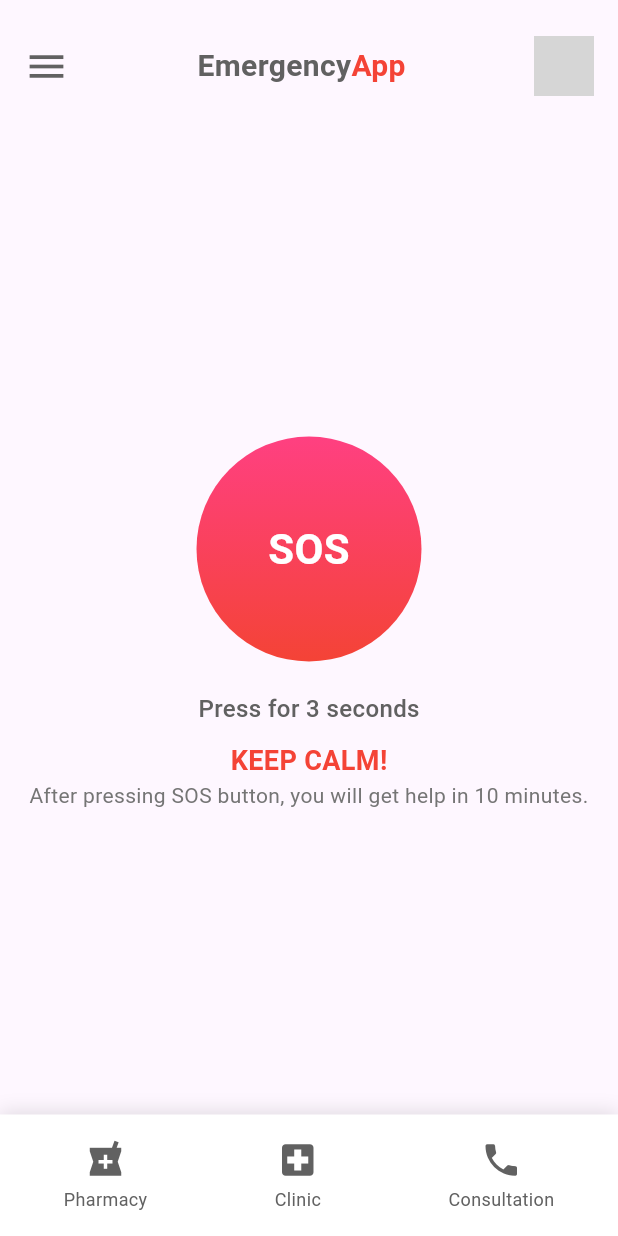
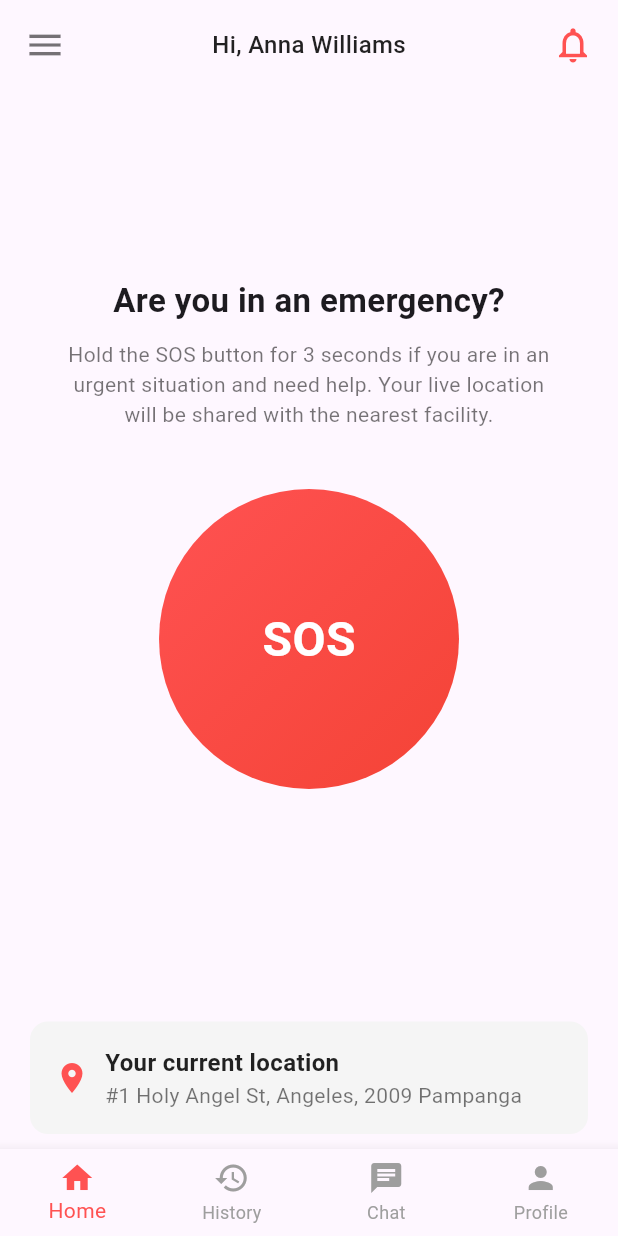
Before and after one commit to hrtechplus/Flutter-Learn, a Flutter app: the screen it shows after launch, on a phone screen of 412 x 824 dp. Run offline on Flutter 3.47's test engine with Material 3 defaults, Android fonts, the phone set to English and light mode, and no system bars; our stand-ins replace shared_preferences; grey boxes are pictures that could not be loaded.

Commit message:
Refactor main.dart, add email/password form widget, and update dependencies

```diff
--- a/SLIIT/uee/uee_eme/lib/main.dart
+++ b/SLIIT/uee/uee_eme/lib/main.dart
@@ -8,73 +8,138 @@
   @override
   Widget build(BuildContext context) {
     return MaterialApp(
-      home: EmergencyHomeScreen(),
+      home: MainApp(),
       debugShowCheckedModeBanner: false,
     );
   }
 }
 
-class EmergencyHomeScreen extends StatelessWidget {
+class MainApp extends StatefulWidget {
+  @override
+  _MainAppState createState() => _MainAppState();
+}
+
+class _MainAppState extends State<MainApp> {
+  int _selectedIndex = 0;
+  final List<Widget> _screens = [
+    SosScreen(), // Home Screen (SOS Screen)
+    HistoryScreen(),
+    ChatScreen(),
+    ProfileScreen(),
+  ];
+
+  void _onItemTapped(int index) {
+    setState(() {
+      _selectedIndex = index;
+    });
+  }
+
+  @override
+  Widget build(BuildContext context) {
+    return Scaffold(
+      body: _screens[_selectedIndex],
+      bottomNavigationBar: BottomNavigationBar(
+        type: BottomNavigationBarType.fixed,
+        items: const <BottomNavigationBarItem>[
+          BottomNavigationBarItem(
+            icon: Icon(Icons.home),
+            label: 'Home',
+          ),
+          BottomNavigationBarItem(
+            icon: Icon(Icons.history),
+            label: 'History',
+          ),
+          BottomNavigationBarItem(
+            icon: Icon(Icons.chat),
+            label: 'Chat',
+          ),
+          BottomNavigationBarItem(
+            icon: Icon(Icons.person),
+            label: 'Profile',
+          ),
+        ],
+        currentIndex: _selectedIndex,
+        selectedItemColor: Colors.redAccent,
+        unselectedItemColor: Colors.grey,
+        onTap: _onItemTapped,
+      ),
+    );
+  }
+}
+
+// SOS Screen (Home Screen)
+class SosScreen extends StatelessWidget {
   @override
   Widget build(BuildContext context) {
     return Scaffold(
       body: SafeArea(
         child: Column(
+          crossAxisAlignment: CrossAxisAlignment.center,
           children: [
             // Custom App Bar
             Padding(
               padding:
-                  const EdgeInsets.symmetric(horizontal: 16.0, vertical: 24.0),
+                  const EdgeInsets.symmetric(horizontal: 16.0, vertical: 16.0),
               child: Row(
                 mainAxisAlignment: MainAxisAlignment.spaceBetween,
                 children: [
-                  Icon(Icons.menu, size: 30, color: Colors.grey[700]),
+                  Icon(Icons.menu, size: 28, color: Colors.black54),
                   Row(
                     children: [
                       Text(
-                        "Emergency",
+                        "Hi, Anna Williams",
                         style: TextStyle(
-                            fontSize: 20,
-                            fontWeight: FontWeight.bold,
-                            color: Colors.grey[700]),
+                          fontSize: 16,
+                          fontWeight: FontWeight.w500,
+                          color: Colors.black87,
                         ),
-                      Text(
-                        "App",
-                        style: TextStyle(
-                            fontSize: 20,
-                            fontWeight: FontWeight.bold,
-                            color: Colors.red),
                       ),
                     ],
                   ),
-                  CircleAvatar(
-                    backgroundImage: NetworkImage(
-                        'https://i.postimg.cc/3wJPXggT/profile-image.jpg'),
-                    radius: 20,
-                  ),
+                  Icon(Icons.notifications_none,
+                      size: 28, color: Colors.redAccent),
                 ],
               ),
             ),
 
-            // SOS Button Section
+            // Main Content
             Expanded(
-              child: Center(
               child: Column(
                 mainAxisAlignment: MainAxisAlignment.center,
                 children: [
+                  Text(
+                    "Are you in an emergency?",
+                    style: TextStyle(
+                      fontSize: 22,
+                      fontWeight: FontWeight.bold,
+                    ),
+                  ),
+                  SizedBox(height: 10),
+                  Padding(
+                    padding: const EdgeInsets.symmetric(horizontal: 40.0),
+                    child: Text(
+                      "Hold the SOS button for 3 seconds if you are in an urgent situation and need help. Your live location will be shared with the nearest facility.",
+                      textAlign: TextAlign.center,
+                      style: TextStyle(
+                        fontSize: 14,
+                        color: Colors.black54,
+                      ),
+                    ),
+                  ),
+                  SizedBox(height: 40),
                   GestureDetector(
-                      onTap: () {
-                        // Implement SOS logic
+                    onLongPress: () {
+                      // Trigger SOS logic here
                     },
                     child: Container(
-                        height: 150,
-                        width: 150,
+                      height: 200,
+                      width: 200,
                       decoration: BoxDecoration(
                         shape: BoxShape.circle,
                         gradient: LinearGradient(
-                            colors: [Colors.pinkAccent, Colors.red],
-                            begin: Alignment.topCenter,
-                            end: Alignment.bottomCenter,
+                          colors: [Colors.redAccent, Colors.red],
+                          begin: Alignment.topLeft,
+                          end: Alignment.bottomRight,
                         ),
                       ),
                       child: Center(
@@ -82,60 +147,52 @@
                           "SOS",
                           style: TextStyle(
                             color: Colors.white,
-                                fontSize: 28,
-                                fontWeight: FontWeight.bold),
+                            fontSize: 32,
+                            fontWeight: FontWeight.bold,
+                          ),
                         ),
                       ),
                     ),
                   ),
                   SizedBox(height: 20),
+                ],
+              ),
+            ),
+
+            // Location Info
+            Container(
+              margin: EdgeInsets.symmetric(horizontal: 20, vertical: 10),
+              padding: EdgeInsets.all(16),
+              decoration: BoxDecoration(
+                color: Colors.grey[100],
+                borderRadius: BorderRadius.circular(12),
+              ),
+              child: Row(
+                children: [
+                  Icon(Icons.location_on, color: Colors.redAccent),
+                  SizedBox(width: 10),
+                  Expanded(
+                    child: Column(
+                      crossAxisAlignment: CrossAxisAlignment.start,
+                      children: [
                         Text(
-                      "Press for 3 seconds",
+                          "Your current location",
                           style: TextStyle(
-                          color: Colors.grey[700],
+                            fontWeight: FontWeight.bold,
                             fontSize: 16,
-                          fontWeight: FontWeight.w500),
+                            color: Colors.black87,
                           ),
-                    SizedBox(height: 10),
-                    Text(
-                      "KEEP CALM!",
-                      style: TextStyle(
-                          color: Colors.red,
-                          fontSize: 18,
-                          fontWeight: FontWeight.bold),
                         ),
                         Text(
-                      "After pressing SOS button, you will get help in 10 minutes.",
-                      textAlign: TextAlign.center,
+                          "#1 Holy Angel St, Angeles, 2009 Pampanga",
                           style: TextStyle(
-                        color: Colors.grey[600],
                             fontSize: 14,
+                            color: Colors.black54,
                           ),
                         ),
                       ],
                     ),
                   ),
-            ),
-
-            // Custom Bottom Navigation Bar
-            Container(
-              padding: EdgeInsets.symmetric(vertical: 16.0),
-              decoration: BoxDecoration(
-                color: Colors.white,
-                boxShadow: [
-                  BoxShadow(
-                    color: Colors.black12,
-                    blurRadius: 10,
-                    offset: Offset(0, -2),
-                  ),
-                ],
-              ),
-              child: Row(
-                mainAxisAlignment: MainAxisAlignment.spaceAround,
-                children: [
-                  buildNavBarItem(Icons.local_pharmacy, "Pharmacy"),
-                  buildNavBarItem(Icons.local_hospital, "Clinic"),
-                  buildNavBarItem(Icons.phone, "Consultation"),
                 ],
               ),
             ),
@@ -144,21 +201,152 @@
       ),
     );
   }
+}
 
-  Widget buildNavBarItem(IconData icon, String label) {
-    return Column(
-      mainAxisSize: MainAxisSize.min,
+// History Screen Placeholder
+class HistoryScreen extends StatelessWidget {
+  @override
+  Widget build(BuildContext context) {
+    return Center(
+      child: Text("History Screen", style: TextStyle(fontSize: 24)),
+    );
+  }
+}
+
+// Chat Screen Placeholder
+class ChatScreen extends StatelessWidget {
+  @override
+  Widget build(BuildContext context) {
+    return Center(
+      child: Text("Chat Screen", style: TextStyle(fontSize: 24)),
+    );
+  }
+}
+
+// Profile Screen (Sign Up Form)
+class ProfileScreen extends StatelessWidget {
+  final _formKey = GlobalKey<FormState>();
+
+  @override
+  Widget build(BuildContext context) {
+    return Scaffold(
+      appBar: AppBar(
+        title: Text('Sign Up'),
+        backgroundColor: Colors.white,
+        foregroundColor: Colors.black,
+        elevation: 0,
+      ),
+      body: Padding(
+        padding: const EdgeInsets.all(16.0),
+        child: Form(
+          key: _formKey,
+          child: ListView(
             children: [
-        Icon(icon, color: Colors.grey[700], size: 28),
-        SizedBox(height: 4),
               Text(
-          label,
+                "Personal Information",
                 style: TextStyle(
-            color: Colors.grey[700],
-            fontSize: 12,
+                    fontSize: 18,
+                    fontWeight: FontWeight.bold,
+                    color: Colors.black),
+              ),
+              SizedBox(height: 20),
+              buildTextFormField("Full Name", "Enter full name"),
+              SizedBox(height: 20),
+              buildTextFormField("Phone Number", "Enter phone number",
+                  keyboardType: TextInputType.phone),
+              SizedBox(height: 20),
+              Row(
+                children: [
+                  Expanded(
+                    child: buildTextFormField("Date of Birth", "Day",
+                        keyboardType: TextInputType.number),
+                  ),
+                  SizedBox(width: 10),
+                  Expanded(
+                    child: buildTextFormField("", "Month",
+                        keyboardType: TextInputType.number),
+                  ),
+                  SizedBox(width: 10),
+                  Expanded(
+                    child: buildTextFormField("", "Year",
+                        keyboardType: TextInputType.number),
+                  ),
+                ],
+              ),
+              SizedBox(height: 20),
+              buildTextFormField("Email", "Enter your email",
+                  keyboardType: TextInputType.emailAddress),
+              SizedBox(height: 20),
+              buildTextFormField("Password", "Enter password",
+                  obscureText: true),
+              SizedBox(height: 20),
+              buildTextFormField("Confirm Password", "Confirm password",
+                  obscureText: true),
+              SizedBox(height: 30),
+              ElevatedButton(
+                onPressed: () {
+                  if (_formKey.currentState!.validate()) {
+                    // Process data
+                  }
+                },
+                style: ElevatedButton.styleFrom(
+                  backgroundColor: Colors.redAccent,
+                  minimumSize: Size(double.infinity, 50),
+                ),
+                child: Text("Continue", style: TextStyle(fontSize: 18)),
+              ),
+              SizedBox(height: 20),
+              Center(
+                child: Row(
+                  mainAxisAlignment: MainAxisAlignment.center,
+                  children: [
+                    Text("Already have an account? "),
+                    GestureDetector(
+                      onTap: () {
+                        // Handle sign-in logic
+                      },
+                      child: Text(
+                        "Sign In",
+                        style: TextStyle(
+                          color: Colors.redAccent,
+                          fontWeight: FontWeight.bold,
+                        ),
                       ),
                     ),
                   ],
+                ),
+              ),
+            ],
+          ),
+        ),
+      ),
+    );
+  }
+
+  // Custom Method to Build TextFormField Widgets
+  Widget buildTextFormField(String label, String hint,
+      {bool obscureText = false,
+      TextInputType keyboardType = TextInputType.text}) {
+    return TextFormField(
+      decoration: InputDecoration(
+        labelText: label,
+        hintText: hint,
+        filled: true,
+        fillColor: Color(0xFFF5FCF9),
+        border: OutlineInputBorder(
+          borderSide: BorderSide.none,
+          borderRadius: BorderRadius.circular(8.0),
+        ),
+        contentPadding: EdgeInsets.symmetric(horizontal: 16.0, vertical: 20.0),
+      ),
+      obscureText: obscureText,
+      keyboardType: keyboardType,
+      validator: (value) {
+        if (value == null || value.isEmpty) {
+          return 'Please enter $label';
+        }
+        return null;
+      },
     );
   }
 }
```
Lines whose indentation alone changed are shown as unchanged.
